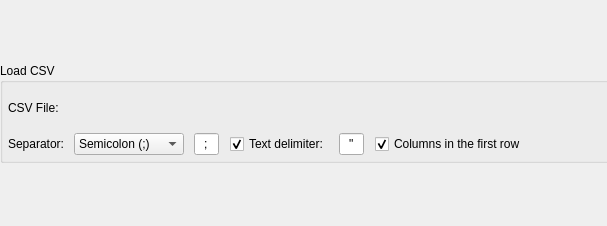
First picture: the form in libs/libgui/ui/widgets/csvloadwidget.ui, repository pgmodeler/pgmodeler, before the edit; both pictures show x 0 to 607 and y 0 to 226 of the 1041 by 226 pixel window.
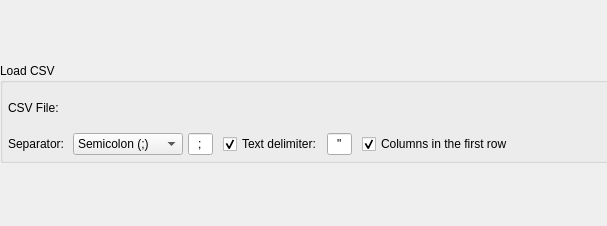
Second picture: the form after the edit. Icons and pictures are not drawn.

Commit message: Adjusted the layouts spacing in ui/tools/* and ui/widget/*

```diff
--- a/libs/libgui/ui/widgets/csvloadwidget.ui
+++ b/libs/libgui/ui/widgets/csvloadwidget.ui
@@ -26,6 +26,9 @@
    <property name="bottomMargin">
     <number>0</number>
    </property>
+   <property name="spacing">
+    <number>5</number>
+   </property>
    <item row="0" column="0">
     <widget class="QGroupBox" name="groupBox">
      <property name="sizePolicy">
@@ -56,6 +59,9 @@
       <property name="bottomMargin">
        <number>5</number>
       </property>
+      <property name="spacing">
+       <number>5</number>
+      </property>
       <item row="0" column="0">
        <widget class="QLabel" name="file_lbl">
         <property name="text">
@@ -163,7 +169,7 @@
       <item row="1" column="1">
        <layout class="QHBoxLayout" name="horizontalLayout_3">
         <property name="spacing">
-         <number>10</number>
+         <number>5</number>
         </property>
         <item>
          <widget class="QComboBox" name="separator_cmb">
@@ -248,7 +254,7 @@
       <item row="1" column="3">
        <layout class="QHBoxLayout" name="horizontalLayout_2">
         <property name="spacing">
-         <number>10</number>
+         <number>5</number>
         </property>
         <item>
          <widget class="QCheckBox" name="txt_delim_chk">
```
The commit also changes 41 other files.
